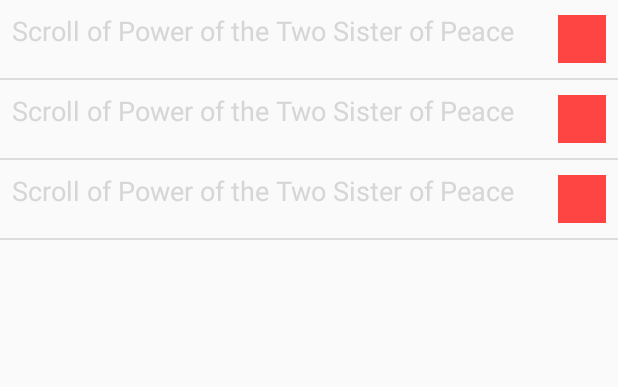
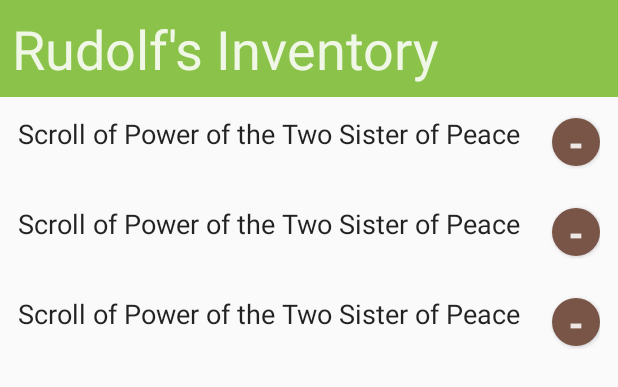
Before and after one commit to therubberduck/norn, an Android app: the layout activity_itemslist.xml on its own in the app's theme, with its tools: preview values and no code run, on a phone screen of 412 x 824 dp. Shown: the top 387 px of the screen. Run offline under Robolectric (Android 15) with nearby library versions, the phone set to English and light mode, and no system bars.

Commit message:
Improved the graphics on all views

```diff
--- a/NornClient/app/src/main/java/net/therubberduck/norncharactermanager/Activities/UserActivity.java
+++ b/NornClient/app/src/main/java/net/therubberduck/norncharactermanager/Activities/UserActivity.java
@@ -49,6 +49,7 @@ public class UserActivity extends BaseActivity {
         User user = _listAdapter.getItem(position);
         Intent intent = new Intent(this, ItemsListActivity.class);
         intent.putExtra("userId", user.Id);
+        intent.putExtra("userName", user.Name);
         startActivity(intent);
     }
 }
--- a/NornClient/app/src/main/java/net/therubberduck/norncharactermanager/Activities/UserListAdapter.java
+++ b/NornClient/app/src/main/java/net/therubberduck/norncharactermanager/Activities/UserListAdapter.java
@@ -1,5 +1,6 @@
 package net.therubberduck.norncharactermanager.Activities;
 
+import android.net.wifi.p2p.WifiP2pManager;
 import android.view.LayoutInflater;
 import android.view.View;
 import android.view.ViewGroup;
@@ -37,6 +38,8 @@ public class UserListAdapter extends ArrayAdapter<User> {
         User value = getItem(position);
         TextView textView = (TextView) cell.findViewById(R.id.txtUserName);
         textView.setText(value.Name);
+        TextView detailView = (TextView) cell.findViewById(R.id.txtDetail);
+        detailView.setText(value.Detail);
 
         cell.setOnClickListener(new View.OnClickListener() {
             @Override
--- a/NornClient/app/src/main/java/net/therubberduck/norncharactermanager/Model/User.java
+++ b/NornClient/app/src/main/java/net/therubberduck/norncharactermanager/Model/User.java
@@ -6,11 +6,13 @@ import org.json.JSONObject;
 public class User implements Comparable<User> {
     public String Id;
     public String Name;
+    public String Detail;
 
     public static User create(JSONObject userJson) throws JSONException {
         User user = new User();
         user.Id = userJson.getString("id");
         user.Name = userJson.getString("username");
+        user.Detail = userJson.getString("detail");
         return user;
     }
 
--- /dev/null
+++ b/NornClient/app/src/main/res/drawable/circle.xml
@@ -0,0 +1,13 @@
+<?xml version="1.0" encoding="utf-8"?>
+<selector xmlns:android="http://schemas.android.com/apk/res/android">
+    <item android:state_pressed="false">
+        <shape android:shape="oval">
+            <solid android:color="@color/accent"/>
+        </shape>
+    </item>
+    <item android:state_pressed="true">
+        <shape android:shape="oval">
+            <solid android:color="@color/accent_dark"/>
+        </shape>
+    </item>
+</selector>
--- a/NornClient/app/src/main/res/layout/activity_itemslist.xml
+++ b/NornClient/app/src/main/res/layout/activity_itemslist.xml
@@ -4,10 +4,19 @@
     android:orientation="vertical" android:layout_width="match_parent"
     android:layout_height="match_parent">
 
+    <TextView android:id="@+id/txtTitle"
+        android:layout_width="match_parent"
+        android:layout_height="wrap_content"
+        android:padding="8dp"
+        android:background="@color/main"
+        android:textSize="36dp"
+        android:textColor="@color/text_light_primary"
+        tools:text="Rudolf's Inventory"/>
     <ListView android:id="@+id/lstItems"
         android:layout_width="match_parent"
         android:layout_height="match_parent"
-        tools:listitem="@layout/cell_item"/>
+        tools:listitem="@layout/cell_item"
+        android:divider="@null"/>
     <TextView android:id="@+id/txtEmptyView"
         android:layout_width="match_parent"
         android:layout_height="match_parent"
--- a/NornClient/app/src/main/res/layout/cell_item.xml
+++ b/NornClient/app/src/main/res/layout/cell_item.xml
@@ -1,23 +1,34 @@
 <?xml version="1.0" encoding="utf-8"?>
 <LinearLayout xmlns:android="http://schemas.android.com/apk/res/android"
     xmlns:tools="http://schemas.android.com/tools"
+    android:layout_width="match_parent"
+    android:layout_height="match_parent"
+    android:minHeight="32dp"
+    android:padding="4dp">
+    <LinearLayout android:id="@+id/lnrContainer"
         android:orientation="horizontal"
         android:layout_width="match_parent"
-    android:layout_height="match_parent"
-    android:minHeight="32dp">
+        android:layout_height="wrap_content"
+        android:padding="8dp">
         <TextView android:id="@+id/txtItemName"
             android:layout_width="match_parent"
             android:layout_height="wrap_content"
             android:layout_weight="1"
             android:minHeight="36dp"
-        android:layout_margin="8dp"
             android:textSize="18sp"
-        android:textColor="@color/solid_black"
+            android:textColor="@color/text_dark_primary"
             tools:text="Scroll of Power of the Two Sister of Peace"/>
-    <ImageView android:id="@+id/imgDeleteButton"
+        <Button android:id="@+id/btnDeleteButton"
             android:layout_width="32dp"
             android:layout_height="32dp"
-        android:background="@android:color/holo_red_light"
             android:layout_gravity="center_vertical"
-        android:layout_marginRight="8dp" />
+            android:background="@drawable/circle"
+            android:textColor="@color/text_light_primary"
+            android:textSize="24dp"
+            android:textStyle="bold"
+            android:text="-"
+            android:shadowColor="@color/text_dark_primary"
+            android:shadowDx="12"
+            android:shadowDy="12"/>
     </LinearLayout>
+</LinearLayout>
--- /dev/null
+++ b/NornClient/app/src/main/res/values/colors.xml
@@ -0,0 +1,19 @@
+<?xml version="1.0" encoding="utf-8"?>
+<resources>
+    <color name="main">#8BC34A</color>
+    <color name="main_shade">#F1F8E9</color>
+    <color name="main_light">#DCEDC8</color>
+    <color name="main_dark">#689F38</color>
+    <color name="accent">#795548</color>
+    <color name="accent_shade">#EFEBE9</color>
+    <color name="accent_light">#D7CCC8</color>
+    <color name="accent_dark">#5D4037</color>
+    <color name="text_dark_primary">#dd000000</color>
+    <color name="text_dark_secondary">#8a000000</color>
+    <color name="text_dark_hint">#60000000</color>
+    <color name="text_dark_divider">#1f000000</color>
+    <color name="text_light_primary">#ddffffff</color>
+    <color name="text_light_secondary">#8affffff</color>
+    <color name="text_light_hint">#60ffffff</color>
+    <color name="text_light_divider">#1fffffff</color>
+</resources>
```
Also changed, not shown: NornClient/app/src/main/java/net/therubberduck/norncharactermanager/Activities/ItemListCell.java (+12 -10 lines), NornClient/app/src/main/java/net/therubberduck/norncharactermanager/Activities/ItemsListActivity.java (+6 -1 lines), NornClient/app/src/main/res/layout/activity_itemdetail.xml (+11 -6 lines), NornClient/app/src/main/res/layout/activity_user.xml (+12 -4 lines), NornClient/app/src/main/res/layout/cell_user.xml (+9 -3 lines). Lines whose indentation alone changed are shown as unchanged.
